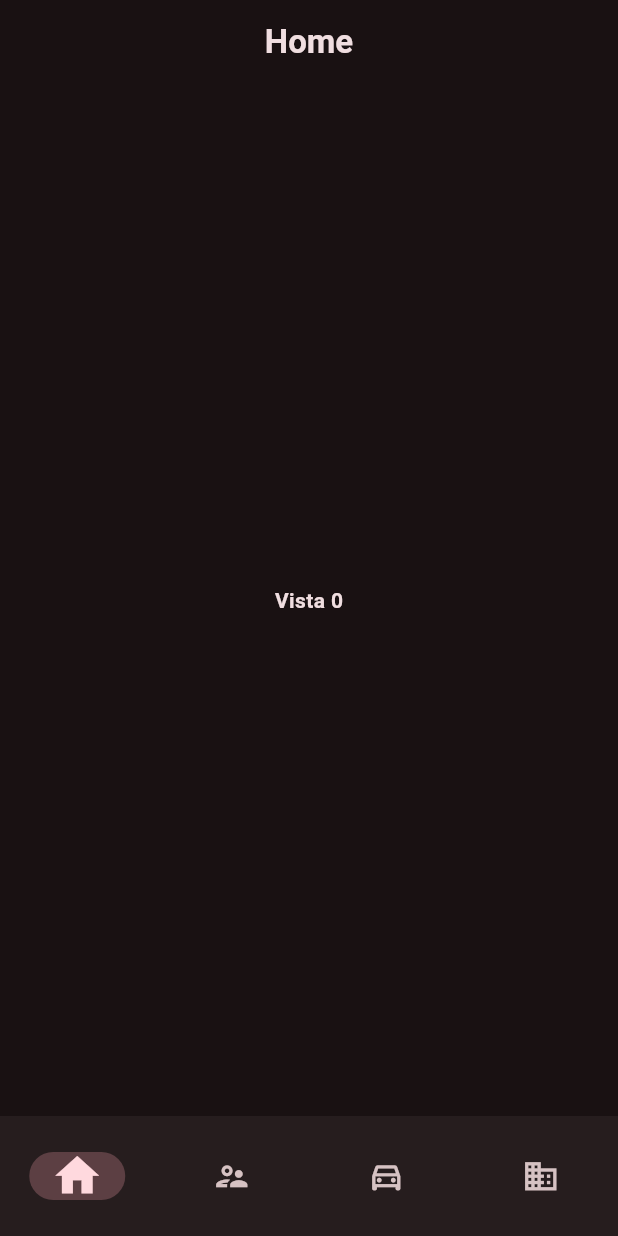
After one commit to deep-skill/silver-express-app, a Flutter app: the HomeScreen screen opened directly, on a phone screen of 412 x 824 dp. The commit adds this screen. Run offline on Flutter 3.47's test engine with Material 2 defaults, Android fonts, the phone set to English and light mode, and no system bars; our stand-ins replace dio, flutter_custom_clippers, flutter_dotenv, flutter_vector_icons, go_router; missing offline and left inert: auth0_flutter, silverexpress.

Commit message:
Re-created App & New features
Modified app configurations
Created Flutter routes
Created HomeScreen menu
Created AppTheme

```diff
--- a/lib/router/app_router.dart
+++ b/lib/Routes/app_routes.dart
@@ -1,13 +1,12 @@
 import 'package:go_router/go_router.dart';
-import 'package:silver_express_app/Screens/LandingScreen/landing_screen.dart';
-import 'package:silver_express_app/Screens/PrincipalScreen/principal_screen.dart';
-import 'package:silver_express_app/my_app.dart';
+import 'package:silverexpress/Screens/HomeScreen/home_screen.dart';
+import '../Screens/LandingScreen/landing_screen.dart';
 
 class AppRouter {
 
   final Future<void> Function()? login;
 
-  AppRouter({required this.login});
+  AppRouter({this.login});
 
   GoRouter appRouter() {
     return GoRouter(initialLocation: '/', routes: [
@@ -19,7 +18,7 @@ class AppRouter {
       GoRoute(
         name: 'principal',
         path: '/home',
-        builder: (context, state) => const PrincipalScreen(),
+        builder: (context, state) => const HomeScreen(),
       ),
     ]);
   }
--- /dev/null
+++ b/lib/Screens/HomeScreen/home_screen.dart
@@ -0,0 +1,88 @@
+import 'package:flutter/material.dart';
+
+class HomeScreen extends StatefulWidget {
+  const HomeScreen({super.key});
+
+  @override
+  State<HomeScreen> createState() => _HomeScreenState();
+}
+
+class _HomeScreenState extends State<HomeScreen> {
+  int currentPageIndex = 0;
+  String appBarTitle = 'Home';
+
+  @override
+  Widget build(BuildContext context) {
+    Widget page;
+    switch (currentPageIndex) {
+      case 0:
+        page = const Text('Vista 0');
+        setState(() {
+          appBarTitle = 'Home';
+        });
+        break;
+      case 1:
+        page = const Text('vista 1');
+        setState(() {
+          appBarTitle = 'Usuarios';
+        });
+        break;
+      case 2:
+        page = const Text('vista 2');
+        setState(() {
+          appBarTitle = 'Viajes';
+        });
+        break;
+      case 3:
+        page = const Text('vista 3');
+        setState(() {
+          appBarTitle = 'Empresas';
+        });
+        break;
+      default:
+        throw UnimplementedError('no widget for $currentPageIndex');
+    }
+
+    return Scaffold(
+      appBar: AppBar(
+        title: Text(appBarTitle),
+        centerTitle: true,
+        automaticallyImplyLeading: false,
+      ),
+      bottomNavigationBar: NavigationBar(
+        labelBehavior: NavigationDestinationLabelBehavior.alwaysHide,
+        selectedIndex: currentPageIndex,
+        onDestinationSelected: (int index) {
+          setState(() {
+            currentPageIndex = index;
+          });
+        },
+        destinations: const <Widget>[
+          NavigationDestination(
+            selectedIcon: Icon(Icons.home, size: 35),
+            icon: Icon(Icons.home_outlined, size: 25),
+            label: 'Home',
+          ),
+          NavigationDestination(
+            selectedIcon: Icon(Icons.supervisor_account, size: 35),
+            icon: Icon(Icons.supervisor_account_outlined, size: 25),
+            label: 'Usuarios',
+          ),
+          NavigationDestination(
+            selectedIcon: Icon(Icons.directions_car, size: 35),
+            icon: Icon(Icons.directions_car_outlined, size: 25),
+            label: 'Viajes',
+          ),
+          NavigationDestination(
+            selectedIcon: Icon(Icons.business, size: 35),
+            icon: Icon(Icons.business_outlined, size: 25),
+            label: 'Empresas',
+          ),
+        ],
+      ),
+      body: Center(
+        child: page,
+      ),
+    );
+  }
+}
```
Also changed, not shown: analysis_options.yaml (+0 -28 lines), lib/Screens/LandingScreen/landing_screen.dart (+11 -0 lines), lib/Screens/PrincipalScreen/principal_screen.dart (deleted, +0 -46 lines), lib/my_app.dart (+9 -6 lines), pubspec.yaml (+4 -4 lines), pubspec.lock, 23 other files.
